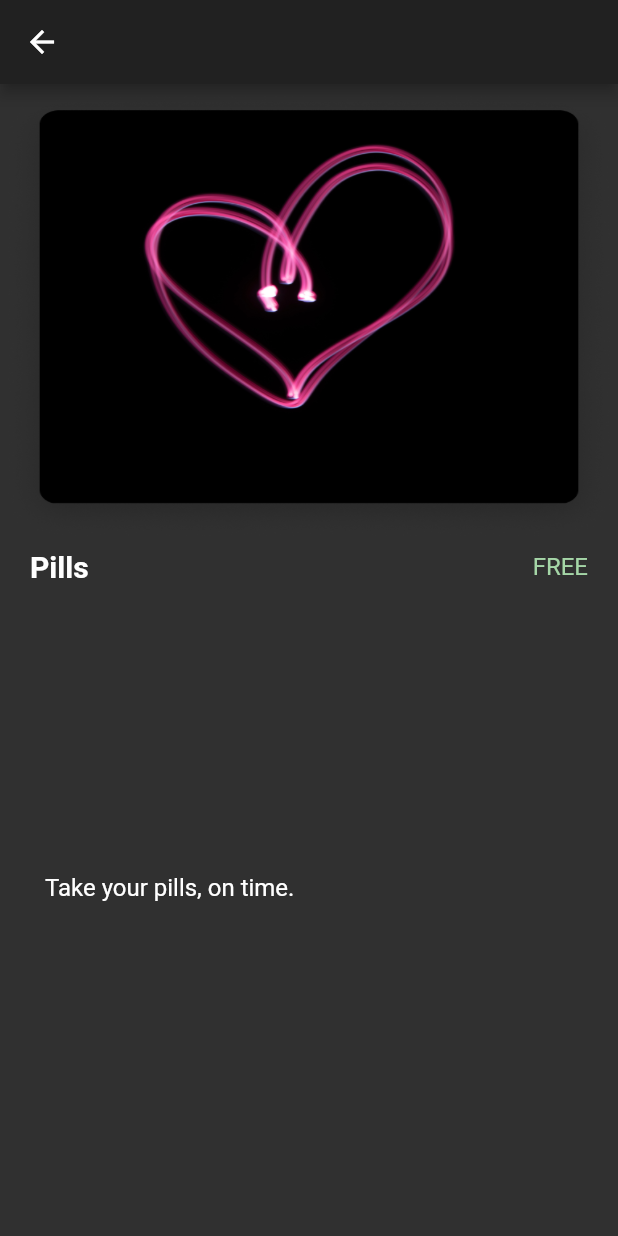
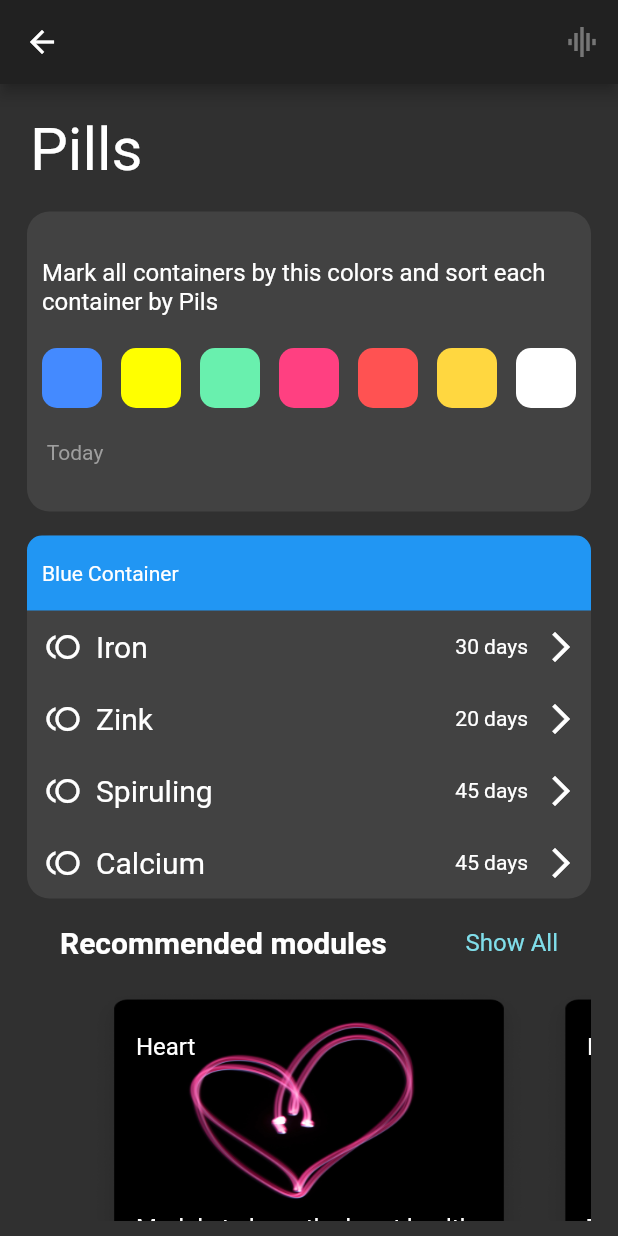
Before and after one commit to gauthamns/biohack20, a Flutter app: the MarketMainPage widget shown alone on an empty page, opened directly, after a tap on "Pills", on a phone screen of 412 x 824 dp. Run offline on Flutter 3.47's test engine with Material 2 defaults, Android fonts, the phone set to English and light mode, and no system bars; drawn by our look-alikes of carousel_slider; our stand-ins replace dropdown_formfield, flutter_svg, shared_preferences; accounts and stored records are empty.

Commit message:
pill module widget and screen

```diff
--- a/lib/app/dashboard/dashboard_page.dart
+++ b/lib/app/dashboard/dashboard_page.dart
@@ -1,5 +1,6 @@
 import 'package:flutter/material.dart';
 import 'package:hack20/app/modules/add_module_button.dart';
+import 'package:hack20/app/modules/pill_module_widget.dart';
 import 'package:hack20/app/modules/small_module_widget.dart';
 import 'package:hack20/config/prefs.dart';
 import 'package:hack20/data/all_modules.dart';
@@ -20,6 +21,8 @@ class DashboardPage extends StatelessWidget {
       subscribedModules.forEach((Module module) {
         // Add to the list.
         gridWidgets.add(SmallModuleWidget(module));
+        gridWidgets.add(SmallModuleWidget(module));
+        gridWidgets.add(PillModuleWidget(module));
       });
     }
 
--- a/lib/app/marketplace/market_main_page.dart
+++ b/lib/app/marketplace/market_main_page.dart
@@ -2,6 +2,7 @@ import 'package:carousel_slider/carousel_slider.dart';
 import 'package:flutter/cupertino.dart';
 import 'package:flutter/material.dart';
 import 'package:hack20/app/marketplace/details_page.dart';
+import 'package:hack20/app/module_screen/pill_screen.dart';
 import 'package:hack20/data/all_modules.dart';
 
 class MarketMainPage extends StatelessWidget {
@@ -27,7 +28,8 @@ class MarketMainPage extends StatelessWidget {
                       onTap: () => Navigator.push(
                           context,
                           MaterialPageRoute(
-                              builder: (context) => DetailsPage(module))),
+                              // builder: (context) => DetailsPage(module))),
+                              builder: (context) => PillScrn())),
                       child: Container(
                           //width: MediaQuery.of(context).size.width,
                           margin: EdgeInsets.symmetric(horizontal: 5.0),
--- /dev/null
+++ b/lib/app/module_screen/pill_screen.dart
@@ -0,0 +1,254 @@
+import 'package:carousel_slider/carousel_slider.dart';
+import 'package:flutter/material.dart';
+import 'package:hack20/data/all_modules.dart';
+
+class PillScrn extends StatefulWidget {
+  @override
+  _PillScrnState createState() => _PillScrnState();
+}
+
+class _PillScrnState extends State<PillScrn> {
+  @override
+  Widget build(BuildContext context) {
+    return Scaffold(
+      appBar: AppBar(
+        leading: IconButton(
+            icon: Icon(Icons.arrow_back),
+            onPressed: () => Navigator.pop(context)),
+        actions: <Widget>[
+          IconButton(icon: Icon(Icons.graphic_eq), onPressed: null)
+        ],
+      ),
+      body: Padding(
+        padding: const EdgeInsets.all(10.0),
+        child: SingleChildScrollView(
+          child: Column(
+            mainAxisAlignment: MainAxisAlignment.spaceBetween,
+            children: [
+              SizedBox(
+                width: 10,
+              ),
+              Padding(
+                padding: const EdgeInsets.all(10.0),
+                child: Align(
+                  alignment: Alignment.topLeft,
+                  child: Text('Pills',
+                      style: TextStyle(
+                        fontSize: 40,
+                      )),
+                ),
+              ),
+              Padding(
+                padding: const EdgeInsets.all(8.0),
+                child: Container(
+                  width: double.infinity,
+                  height: 200,
+                  decoration: BoxDecoration(
+                      color: Colors.grey[800],
+                      borderRadius: BorderRadius.circular(15)),
+                  child: Padding(
+                    padding: const EdgeInsets.all(10.0),
+                    child: Column(
+                      mainAxisAlignment: MainAxisAlignment.spaceEvenly,
+                      children: [
+                        Text(
+                          'Mark all containers by this colors and sort each container by Pils',
+                          style: TextStyle(fontSize: 16),
+                        ),
+                        Row(
+                          mainAxisAlignment: MainAxisAlignment.spaceBetween,
+                          children: [
+                            colorTablet(Colors.blueAccent),
+                            colorTablet(Colors.yellowAccent),
+                            colorTablet(Colors.greenAccent),
+                            colorTablet(Colors.pinkAccent),
+                            colorTablet(Colors.redAccent),
+                            colorTablet(Colors.amberAccent),
+                            colorTablet(Colors.white),
+                          ],
+                        ),
+                        Align(
+                          alignment: Alignment.topLeft,
+                          child: Text(
+                            ' Today',
+                            style: TextStyle(fontSize: 14, color: Colors.grey),
+                          ),
+                        ),
+                      ],
+                    ),
+                  ),
+                ),
+              ),
+              Padding(
+                padding: const EdgeInsets.all(8.0),
+                child: Container(
+                  width: double.infinity,
+                  decoration: BoxDecoration(
+                      color: Colors.grey[800],
+                      borderRadius: BorderRadius.circular(15)),
+                  child: Column(
+                    children: [
+                      Container(
+                        decoration: BoxDecoration(
+                            color: Colors.blue,
+                            borderRadius: BorderRadius.only(
+                                topLeft: Radius.circular(10),
+                                topRight: Radius.circular(10))),
+                        width: double.infinity,
+                        height: 50,
+                        child: Padding(
+                          padding: const EdgeInsets.all(10.0),
+                          child: Align(
+                              alignment: Alignment.centerLeft,
+                              child: Text("Blue Container")),
+                        ),
+                      ),
+                      contentTablet('Iron', '30 days'),
+                      contentTablet('Zink', '20 days'),
+                      contentTablet('Spiruling', '45 days'),
+                      contentTablet('Calcium', '45 days'),
+                    ],
+                  ),
+                ),
+              ),
+              Padding(
+                padding: const EdgeInsets.all(10.0),
+                child: Row(
+                  mainAxisAlignment: MainAxisAlignment.spaceBetween,
+                  children: [
+                    Padding(
+                        padding: const EdgeInsets.only(left: 20),
+                        child: Row(
+                          children: [
+                            // Image.asset(module.image),
+                            Text(
+                              'Recommended modules',
+                              style: TextStyle(
+                                  fontSize: 20, fontWeight: FontWeight.bold),
+                            ),
+                          ],
+                        )),
+                    Padding(
+                      padding: const EdgeInsets.only(right: 20),
+                      child: Text(
+                        'Show All',
+                        style: TextStyle(fontSize: 16, color: Colors.cyan[200]),
+                      ),
+                    ),
+                  ],
+                ),
+              ),
+              Padding(
+                padding: const EdgeInsets.all(8.0),
+                child: CarouselSlider(
+                  options: CarouselOptions(
+                      enableInfiniteScroll: false,
+                      reverse: false,
+                      aspectRatio: 16 / 9,
+                      height: 200),
+                  items: allModules.values.toList().map((module) {
+                    return Builder(
+                      builder: (BuildContext context) {
+                        return InkWell(
+                          // onTap: () => ,
+                          child: Container(
+                              //width: MediaQuery.of(context).size.width,
+                              margin: EdgeInsets.symmetric(horizontal: 5.0),
+                              decoration: BoxDecoration(
+                                image: DecorationImage(
+                                    image: AssetImage(module.marketPlaceImg),
+                                    fit: BoxFit.fill),
+                                borderRadius: BorderRadius.circular(20),
+                              ),
+                              child: Column(
+                                crossAxisAlignment: CrossAxisAlignment.stretch,
+                                children: [
+                                  Expanded(
+                                    child: Align(
+                                      alignment: Alignment.topLeft,
+                                      child: Padding(
+                                        padding: const EdgeInsets.only(
+                                            left: 30.0, top: 30.0),
+                                        child: Text(
+                                          module.name,
+                                          style: TextStyle(
+                                              fontSize: 16.0,
+                                              color: Colors.white),
+                                        ),
+                                      ),
+                                    ),
+                                  ),
+                                  Expanded(
+                                    child: Align(
+                                      alignment: Alignment.bottomLeft,
+                                      child: Padding(
+                                        padding: const EdgeInsets.only(
+                                            left: 30.0, bottom: 30.0),
+                                        child: Text(
+                                          module.description,
+                                          style: TextStyle(
+                                              fontSize: 16.0,
+                                              color: Colors.white),
+                                        ),
+                                      ),
+                                    ),
+                                  ),
+                                ],
+                              )),
+                        );
+                      },
+                    );
+                  }).toList(),
+                ),
+              ),
+            ],
+          ),
+        ),
+      ),
+    );
+  }
+
+  Padding contentTablet(String name, String days) {
+    return Padding(
+      padding: const EdgeInsets.all(8.0),
+      child: Row(
+        mainAxisAlignment: MainAxisAlignment.spaceBetween,
+        children: [
+          Padding(
+            padding: const EdgeInsets.all(4.0),
+            child: Row(
+              children: [
+                Icon(Icons.toll),
+                SizedBox(
+                  width: 10,
+                ),
+                Text(name,
+                    style: TextStyle(
+                      fontSize: 20,
+                    )),
+              ],
+            ),
+          ),
+          Row(
+            children: [
+              Text(days),
+              SizedBox(
+                width: 10,
+              ),
+              Icon(Icons.arrow_forward_ios)
+            ],
+          ),
+        ],
+      ),
+    );
+  }
+
+  Container colorTablet(Color color) {
+    return Container(
+      decoration:
+          BoxDecoration(color: color, borderRadius: BorderRadius.circular(10)),
+      width: 40,
+      height: 40,
+    );
+  }
+}
```
Also changed, not shown: lib/app/modules/pill_module_widget.dart (added, +117 -0 lines).
